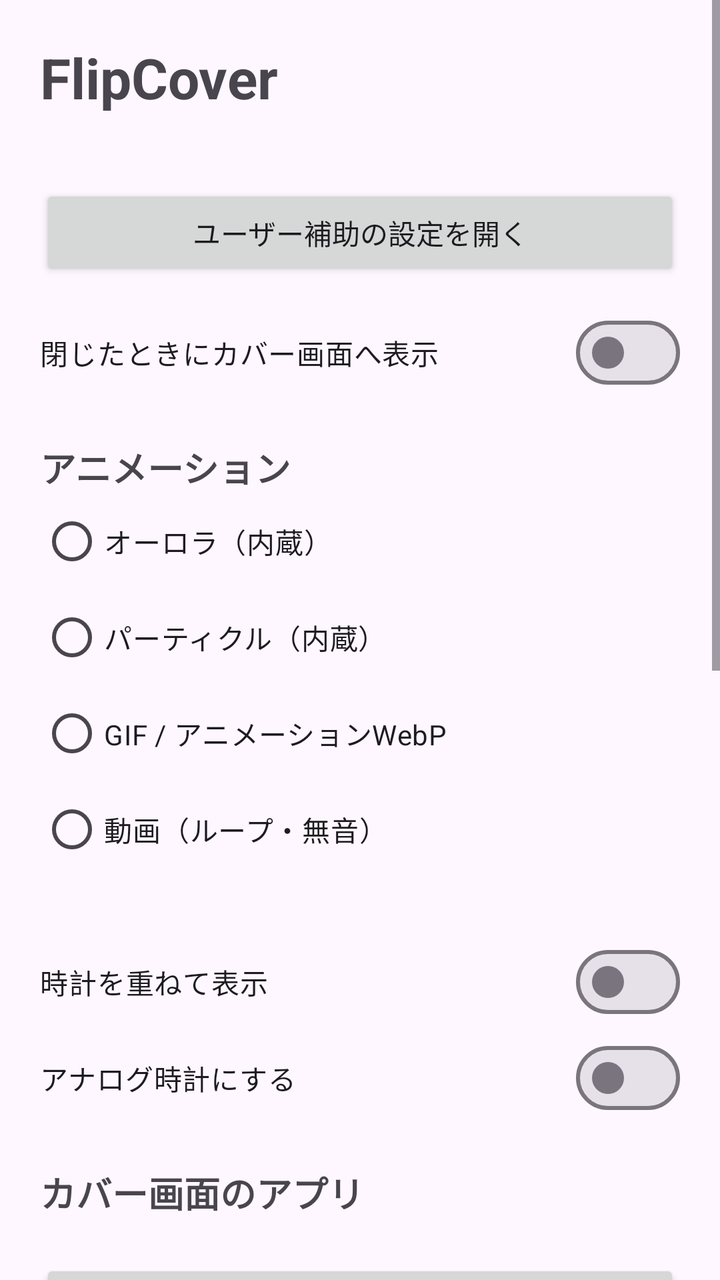
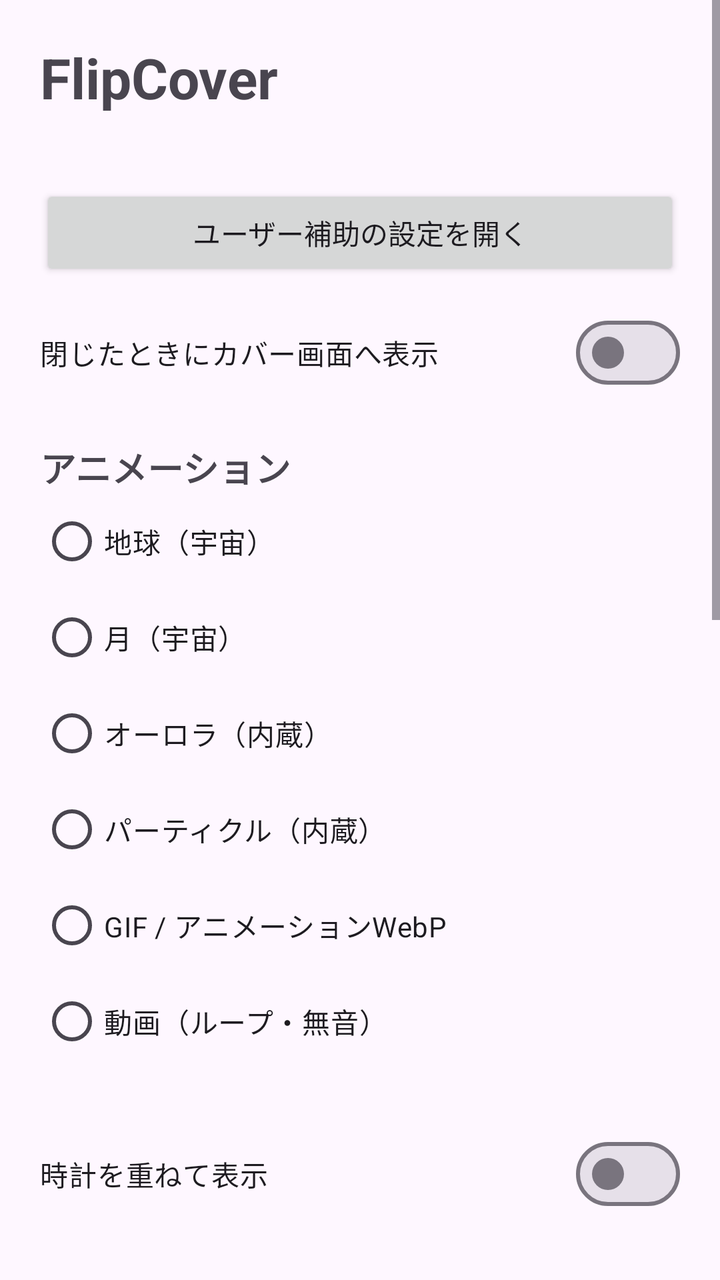

Compare the two renders of this Android layout. The source of the first and the diff that turns it into the second are given below.
<!-- AndroidManifest.xml: application theme Theme.FlipCover -->
<!-- res/layout/activity_main.xml -->
<?xml version="1.0" encoding="utf-8"?>
<ScrollView xmlns:android="http://schemas.android.com/apk/res/android"
    android:layout_width="match_parent"
    android:layout_height="match_parent"
    android:fitsSystemWindows="true">

    <LinearLayout
        android:layout_width="match_parent"
        android:layout_height="wrap_content"
        android:orientation="vertical"
        android:padding="20dp">

        <TextView
            android:layout_width="wrap_content"
            android:layout_height="wrap_content"
            android:text="@string/app_name"
            android:textSize="28sp"
            android:textStyle="bold" />

        <TextView
            android:id="@+id/serviceStatus"
            android:layout_width="wrap_content"
            android:layout_height="wrap_content"
            android:layout_marginTop="8dp" />

        <Button
            android:id="@+id/openAccessibility"
            android:layout_width="match_parent"
            android:layout_height="wrap_content"
            android:layout_marginTop="8dp"
            android:text="ユーザー補助の設定を開く" />

        <com.google.android.material.materialswitch.MaterialSwitch
            android:id="@+id/enabledSwitch"
            android:layout_width="match_parent"
            android:layout_height="wrap_content"
            android:layout_marginTop="12dp"
            android:text="閉じたときにカバー画面へ表示" />

        <TextView
            android:layout_width="wrap_content"
            android:layout_height="wrap_content"
            android:layout_marginTop="20dp"
            android:text="アニメーション"
            android:textSize="18sp"
            android:textStyle="bold" />

        <RadioGroup
            android:id="@+id/modeGroup"
            android:layout_width="match_parent"
            android:layout_height="wrap_content">

            <RadioButton android:id="@+id/modeAurora" android:layout_width="wrap_content"
                android:layout_height="wrap_content" android:text="オーロラ（内蔵）" />
            <RadioButton android:id="@+id/modeParticles" android:layout_width="wrap_content"
                android:layout_height="wrap_content" android:text="パーティクル（内蔵）" />
            <RadioButton android:id="@+id/modeGif" android:layout_width="wrap_content"
                android:layout_height="wrap_content" android:text="GIF / アニメーションWebP" />
            <RadioButton android:id="@+id/modeVideo" android:layout_width="wrap_content"
                android:layout_height="wrap_content" android:text="動画（ループ・無音）" />
        </RadioGroup>

        <TextView
            android:id="@+id/mediaLabel"
            android:layout_width="wrap_content"
            android:layout_height="wrap_content"
            android:textSize="12sp" />

        <com.google.android.material.materialswitch.MaterialSwitch
            android:id="@+id/clockSwitch"
            android:layout_width="match_parent"
            android:layout_height="wrap_content"
            android:layout_marginTop="12dp"
            android:text="時計を重ねて表示" />

        <com.google.android.material.materialswitch.MaterialSwitch
            android:id="@+id/analogSwitch"
            android:layout_width="match_parent"
            android:layout_height="wrap_content"
            android:text="アナログ時計にする" />

        <TextView
            android:layout_width="wrap_content"
            android:layout_height="wrap_content"
            android:layout_marginTop="20dp"
            android:text="カバー画面のアプリ"
            android:textSize="18sp"
            android:textStyle="bold" />

        <TextView
            android:id="@+id/appsLabel"
            android:layout_width="wrap_content"
            android:layout_height="wrap_content"
            android:textSize="12sp" />

        <Button
            android:id="@+id/pickApps"
            android:layout_width="match_parent"
            android:layout_height="wrap_content"
            android:layout_marginTop="4dp"
            android:text="アプリを選ぶ" />

        <TextView
            android:layout_width="wrap_content"
            android:layout_height="wrap_content"
            android:layout_marginTop="20dp"
            android:text="プレビュー"
            android:textSize="18sp"
            android:textStyle="bold" />

        <TextView
            android:layout_width="wrap_content"
            android:layout_height="wrap_content"
            android:text="ドラッグで移動、2本指で拡大・縮小できます。赤い枠はカメラの位置です。"
            android:textSize="12sp" />

        
        <FrameLayout
            android:id="@+id/preview"
            android:layout_width="300dp"
            android:layout_height="332dp"
            android:layout_gravity="center_horizontal"
            android:layout_marginTop="8dp"
            android:background="#000000"
            android:clipChildren="true" />

        <Button
            android:id="@+id/resetLayout"
            style="@style/Widget.Material3.Button.TextButton"
            android:layout_width="wrap_content"
            android:layout_height="wrap_content"
            android:layout_gravity="center_horizontal"
            android:text="配置を元に戻す" />

        <TextView
            android:layout_width="wrap_content"
            android:layout_height="wrap_content"
            android:layout_marginTop="20dp"
            android:text="ディスプレイ情報（デバッグ用）"
            android:textStyle="bold" />

        <TextView
            android:id="@+id/displayInfo"
            android:layout_width="wrap_content"
            android:layout_height="wrap_content"
            android:fontFamily="monospace"
            android:textSize="11sp" />
    </LinearLayout>
</ScrollView>
<!-- resources referenced by this layout -->
<resources>
  <string name="app_name">FlipCover</string>
  <style name="Theme.FlipCover" parent="Theme.Material3.DayNight.NoActionBar" />
</resources>

<!-- the commit's change to res/layout/activity_main.xml (unified diff, before → after) -->
@@ -50,6 +50,10 @@
             android:layout_width="match_parent"
             android:layout_height="wrap_content">
 
+            <RadioButton android:id="@+id/modeEarth" android:layout_width="wrap_content"
+                android:layout_height="wrap_content" android:text="地球（宇宙）" />
+            <RadioButton android:id="@+id/modeMoon" android:layout_width="wrap_content"
+                android:layout_height="wrap_content" android:text="月（宇宙）" />
             <RadioButton android:id="@+id/modeAurora" android:layout_width="wrap_content"
                 android:layout_height="wrap_content" android:text="オーロラ（内蔵）" />
             <RadioButton android:id="@+id/modeParticles" android:layout_width="wrap_content"
@@ -73,11 +77,12 @@
             android:layout_marginTop="12dp"
             android:text="時計を重ねて表示" />
 
-        <com.google.android.material.materialswitch.MaterialSwitch
-            android:id="@+id/analogSwitch"
+        <Button
+            android:id="@+id/clockStyle"
+            style="@style/Widget.Material3.Button.OutlinedButton"
             android:layout_width="match_parent"
             android:layout_height="wrap_content"
-            android:text="アナログ時計にする" />
+            android:layout_marginTop="4dp" />
 
         <TextView
             android:layout_width="wrap_content"
